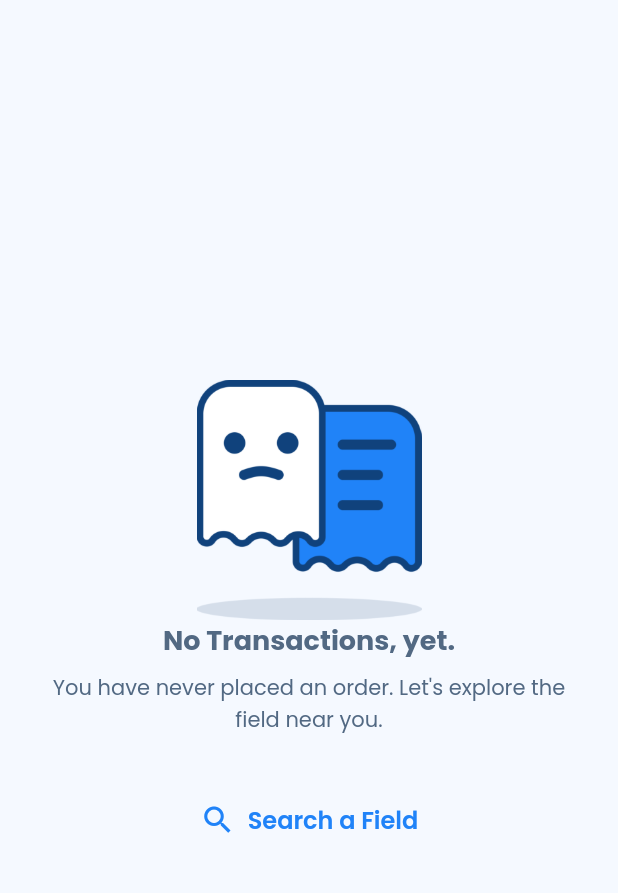
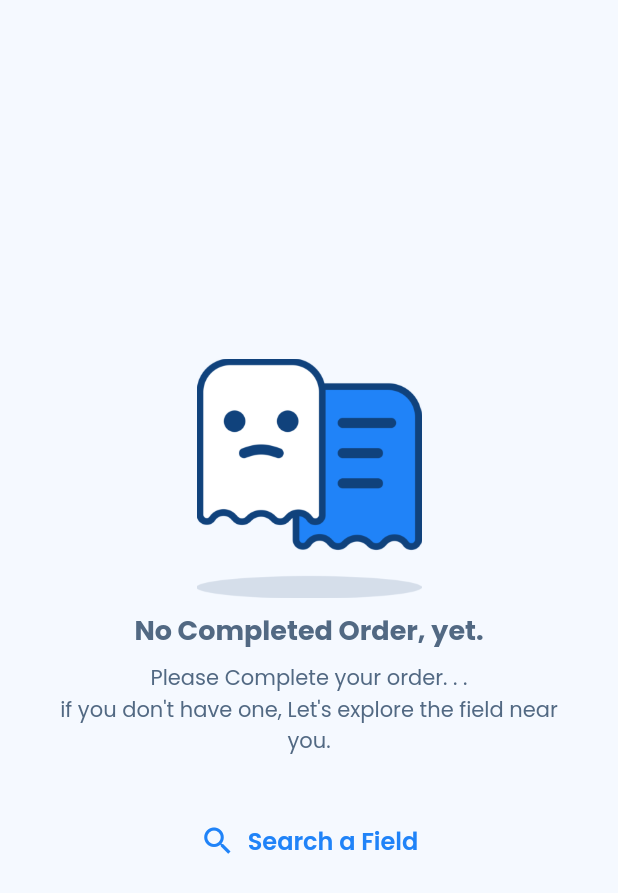
Before and after one commit to mikirinkode/sports_venue_booking_app, a Flutter app: the HistoryScreen screen opened directly, on a phone screen of 412 x 824 dp. Shown: the top 893 px of the screen. Run offline on Flutter 3.47's test engine with Material 2 defaults, Android fonts, the phone set to English and light mode, and no system bars; our stand-ins replace google_fonts; statements that could not run were skipped.

Commit message:
clean up code

```diff
--- a/lib/model/field_facility.dart
+++ b/lib/model/field_facility.dart
@@ -1,5 +1,3 @@
-import 'package:flutter/material.dart';
-
 class FieldFacility {
   String name;
   String imageAsset;
--- a/lib/model/sport_category.dart
+++ b/lib/model/sport_category.dart
@@ -1,9 +1,6 @@
-import 'package:flutter/material.dart';
-
 class SportCategory {
   String name;
   String image;
 
-  SportCategory(
-      {required this.name, required this.image});
+  SportCategory({required this.name, required this.image});
 }
--- a/lib/screen/transaction/history_screen.dart
+++ b/lib/screen/main/transaction/history_screen.dart
@@ -10,7 +10,7 @@ class HistoryScreen extends StatelessWidget {
     return Scaffold(
       backgroundColor: backgroundColor,
       body: Center(
-        child: NoTranscationMessage(),
+        child: NoTranscationMessage(messageTitle: "No Completed Order, yet.",messageDesc: "Please Complete your order. . . \nif you don't have one, Let's explore the field near you.",),
       ),
     );
   }
--- a/lib/widget/facility_card.dart
+++ b/lib/widget/facility_card.dart
@@ -54,7 +54,7 @@ class _FacilityCardState extends State<FacilityCard> {
         },
         child: Center(
           child: Container(
-            padding: EdgeInsets.all(4.0),
+            padding: const EdgeInsets.all(4.0),
             child: Center(
               child: !showName
                   ? Image.asset(
--- a/lib/widget/no_transaction_message.dart
+++ b/lib/widget/no_transaction_message.dart
@@ -4,7 +4,10 @@ import '../screen/search_screen.dart';
 import '../theme.dart';
 
 class NoTranscationMessage extends StatelessWidget {
-  const NoTranscationMessage({Key? key}) : super(key: key);
+  String messageTitle;
+  String messageDesc;
+
+  NoTranscationMessage({required this.messageTitle, required this.messageDesc});
 
   @override
   Widget build(BuildContext context) {
@@ -18,15 +21,16 @@ class NoTranscationMessage extends StatelessWidget {
                 "assets/images/no_transaction_illustration.png",
                 width: 150,
               ),
+              SizedBox(height: 8,),
               Text(
-                "No Transactions, yet.",
+                messageTitle,
                 style: titleTextStyle.copyWith(color: darkBlue300),
               ),
               const SizedBox(
                 height: 8.0,
               ),
               Text(
-                "You have never placed an order. Let's explore the field near you.",
+              messageDesc,
                 style: descTextStyle,
                 textAlign: TextAlign.center,
               ),
@@ -39,7 +43,7 @@ class NoTranscationMessage extends StatelessWidget {
                       return SearchScreen(selectedDropdownItem: "",);
                     }));
                   },
-                  icon: Icon(Icons.search),
+                  icon: const Icon(Icons.search),
                   label: Text(
                     "Search a Field",
                     style: buttonTextStyle.copyWith(color: primaryColor500),
```
Also changed, not shown: lib/screen/main/transaction/transaction_history_screen.dart (renamed from lib/screen/transaction/transaction_history_screen.dart, +13 -15 lines), lib/screen/transaction/order_screen.dart (deleted, +0 -17 lines), lib/widget/sport_field_list.dart (+7 -7 lines).
